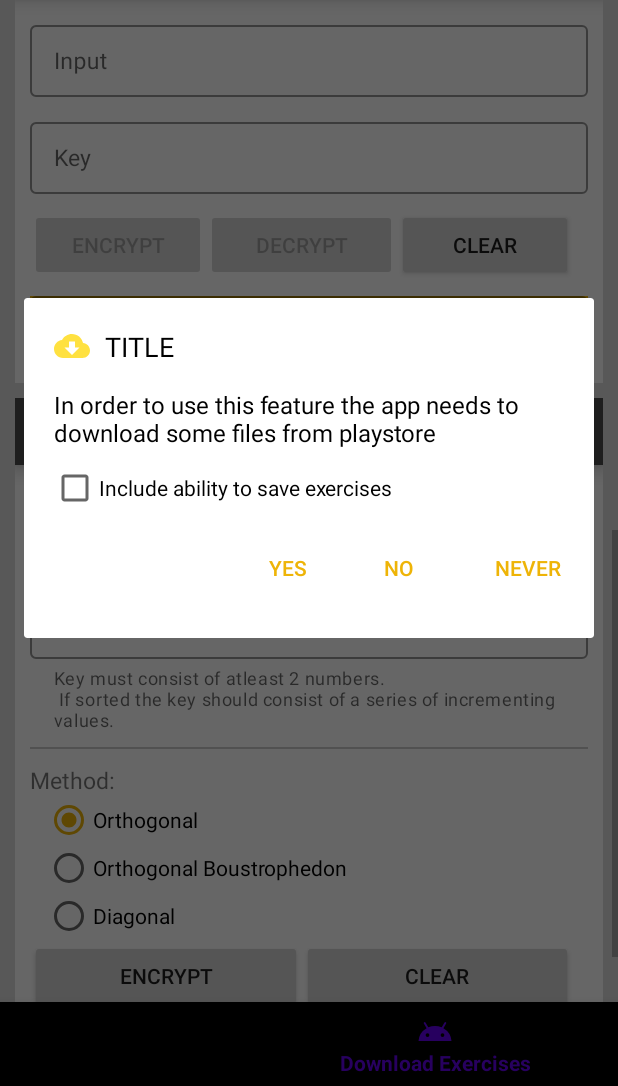
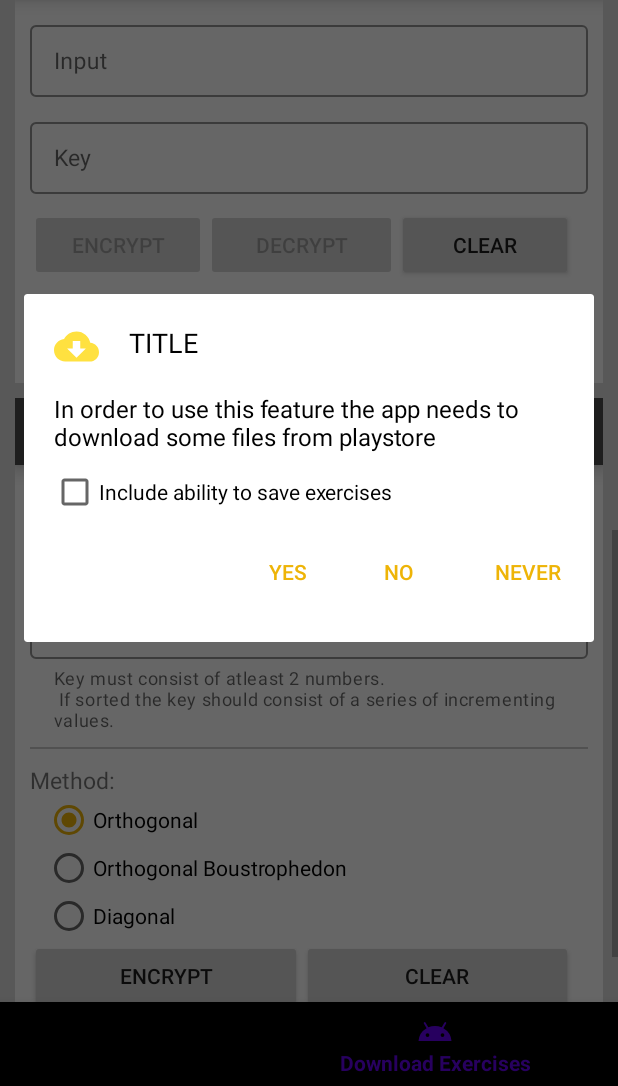
Before and after one commit to anjacrnec/Cryptographer, an Android app: the MainActivity screen opened directly, with no data from a screen before it, item 2 of the bottom bar chosen, scrolled down 996 dp, on a phone screen of 412 x 824 dp, the part 150-1236 px from its top. Run offline under Robolectric (Android 15) with nearby library versions, the phone set to English and light mode, and no system bars; plain views replace ExpandableLayout; 7 statements that could not run were skipped.

Commit message:
work on downloading process for exercise feature

```diff
--- a/app/src/main/java/com/appbundles/cryptographer/MainActivity.kt
+++ b/app/src/main/java/com/appbundles/cryptographer/MainActivity.kt
@@ -23,13 +23,16 @@ import kotlinx.android.synthetic.main.activity_main.*
 class MainActivity : BaseSplitActivity(),CustomDialog.OnClickListener {
 
 
+    private var sessionId:Int?=null
     private lateinit var cryptographerFragment:CryptographerFragment
     private lateinit var splitInstallManager:SplitInstallManager
     private lateinit var listener: SplitInstallStateUpdatedListener
     private lateinit var dialog: CustomDialog
+    private lateinit var dialogDownloading:CustomDialog
     private lateinit var viewModel: MainViewModel
     val TAG_CRYPTOGRAPHER_FRAGMENT = "cryptographer"
     val TAG_EXERCISES_FRAGMENT = "exercises"
+
 
     override fun onCreate(savedInstanceState: Bundle?) {
         super.onCreate(savedInstanceState)
@@ -77,21 +80,36 @@ class MainActivity : BaseSplitActivity(),CustomDialog.OnClickListener {
     private fun initViewModel(){
         viewModel = ViewModelProvider(this).get(MainViewModel::class.java)
 
+        viewModel.sessionIdValue.observe(this, Observer { sessionId ->
+            this.sessionId=sessionId
+        })
+
         viewModel.statusValue.observe(this, Observer {status->
+           val dialogDownloading:CustomDialog?= supportFragmentManager.findFragmentByTag(CustomDialog.DIALOG_DOWNLOADING.toString()) as CustomDialog?
             when(status){
-
                 SplitInstallSessionStatus.PENDING->{
-                   //showExercisesDownloadingDialog()
-                    Toast.makeText(this,"PENDING",Toast.LENGTH_SHORT).show()
+                    dialogDownloading?.setTitle(LanguageUtil.getResString(this,R.string.status_pending))
                 }
 
                 SplitInstallSessionStatus.DOWNLOADING->{
-                    Toast.makeText(this,"downloading",Toast.LENGTH_SHORT).show()
+                    dialogDownloading?.setTitle(LanguageUtil.getResString(this,R.string.status_downloading))
+                }
+
+                SplitInstallSessionStatus.INSTALLING->{
+                    dialogDownloading?.setTitle(LanguageUtil.getResString(this,R.string.status_installing))
                 }
 
                 SplitInstallSessionStatus.INSTALLED->{
-                   //dialog?.dismiss()
-                    Toast.makeText(this,"INSTALLED YAY",Toast.LENGTH_SHORT).show()
+                    dialogDownloading?.setTitle(LanguageUtil.getResString(this,R.string.status_installed))
+                    dialogDownloading?.setIcon(R.drawable.ic_placeholder)
+                }
+
+                SplitInstallSessionStatus.CANCELED->{
+                   // dialogDownloading?.setTitle(LanguageUtil.getResString(this,R.string.status_canceled))
+                }
+
+                SplitInstallSessionStatus.FAILED->{
+                    dialogDownloading?.setTitle(LanguageUtil.getResString(this,R.string.status_error))
                 }
             }
         })
@@ -159,15 +177,14 @@ class MainActivity : BaseSplitActivity(),CustomDialog.OnClickListener {
     }
 
     private fun showExercisesDownloadingDialog(){
-        dialog=CustomDialog.newInstance(
-            "Downloading",
+        dialogDownloading=CustomDialog.newInstance(
+            "Pending",
             "status",
             "hide",
             "cancel"
         )
-        dialog.isCancelable=false
-        dialog.show(supportFragmentManager,CustomDialog.DIALOG_DOWNLOADING.toString())
-
+        dialogDownloading.isCancelable=false
+        dialogDownloading.show(supportFragmentManager,CustomDialog.DIALOG_DOWNLOADING.toString())
     }
 
     private fun showExercisesDownloadDialog() {
@@ -181,7 +198,6 @@ class MainActivity : BaseSplitActivity(),CustomDialog.OnClickListener {
                 R.drawable.ic_download)
         dialog.isCancelable=false
         dialog.show(supportFragmentManager,CustomDialog.DIALOG_DOWNLOAD_EXERCISE.toString())
-
     }
 
 
@@ -234,6 +250,7 @@ class MainActivity : BaseSplitActivity(),CustomDialog.OnClickListener {
     override fun onDownloadExerciseYes(includeSave: Boolean) {
         dialog?.dismiss()
         viewModel.installExercises(splitInstallManager)
+        showExercisesDownloadingDialog()
     }
 
     override fun onDownloadExerciseNever() {
@@ -244,12 +261,14 @@ class MainActivity : BaseSplitActivity(),CustomDialog.OnClickListener {
     }
 
     override fun onDownloadingCancel() {
-
+        mainBottomNavigation.menu.findItem(R.id.navCryptography).isChecked=true
+        sessionId?.let { splitInstallManager.cancelInstall(it) }
+        dialogDownloading.dismiss()
     }
 
     override fun onDownloadingHide() {
         mainBottomNavigation.menu.findItem(R.id.navCryptography).isChecked=true
-        dialog?.dismiss()
+        dialogDownloading.dismiss()
     }
 
 }
--- a/app/src/main/java/com/appbundles/cryptographer/MainViewModel.kt
+++ b/app/src/main/java/com/appbundles/cryptographer/MainViewModel.kt
@@ -14,6 +14,9 @@ import com.google.android.play.core.tasks.OnFailureListener
 import com.google.android.play.core.tasks.OnSuccessListener
 
 class MainViewModel:ViewModel() {
+
+    private val sessionId = MutableLiveData<Int>()
+    val sessionIdValue: LiveData<Int> = sessionId
 
     private val status = MutableLiveData<Int>()
     val statusValue: LiveData<Int> = status
@@ -41,7 +44,7 @@ class MainViewModel:ViewModel() {
                     status.postValue(SplitInstallSessionStatus.INSTALLING)
                 }
 
-                SplitInstallSessionStatus.FAILED -> {
+                SplitInstallSessionStatus.FAILED, SplitInstallSessionStatus.UNKNOWN -> {
                     status.postValue(SplitInstallSessionStatus.FAILED)
                 }
             }
@@ -54,7 +57,7 @@ class MainViewModel:ViewModel() {
         splitInstallManager
             .startInstall(requestFeature)
             .addOnSuccessListener(OnSuccessListener<Int> {
-
+                sessionId.postValue(it)
             }
             )
             .addOnFailureListener(OnFailureListener {
--- a/app/src/main/res/layout/dialog_custom.xml
+++ b/app/src/main/res/layout/dialog_custom.xml
@@ -1,34 +1,31 @@
 <?xml version="1.0" encoding="utf-8"?>
-<androidx.constraintlayout.widget.ConstraintLayout
+<LinearLayout
     xmlns:android="http://schemas.android.com/apk/res/android"
     xmlns:app="http://schemas.android.com/apk/res-auto"
     xmlns:tools="http://schemas.android.com/tools"
     android:layout_width="match_parent"
     android:layout_height="wrap_content"
-   >
+    android:orientation="vertical">
 
 
-
+    <LinearLayout
+    android:layout_width="wrap_content"
+    android:layout_height="wrap_content">
     <ProgressBar
         android:id="@+id/dialog_progress"
         android:layout_width="30dp"
         android:layout_height="30dp"
         android:layout_marginTop="20dp"
         android:layout_marginStart="20dp"
-        app:layout_constraintStart_toStartOf="parent"
-        app:layout_constraintTop_toTopOf="parent"
-        app:layout_constraintEnd_toStartOf="@id/dialog_title"
         />
 
 
     <ImageView
         android:id="@+id/dialog_icon"
-        android:layout_width="wrap_content"
-        android:layout_height="wrap_content"
+        android:layout_width="30dp"
+        android:layout_height="30dp"
         android:layout_marginTop="20dp"
         android:layout_marginStart="20dp"
-        app:layout_constraintStart_toStartOf="parent"
-        app:layout_constraintTop_toTopOf="parent"
         tools:src="@drawable/ic_download" />
 
     <TextView
@@ -36,13 +33,13 @@
         android:layout_width="wrap_content"
         android:layout_height="wrap_content"
         android:layout_marginTop="20dp"
-        android:layout_marginStart="10dp"
+        android:layout_marginStart="20dp"
         android:textAllCaps="true"
         android:textColor="@android:color/black"
         android:textSize="18sp"
-        app:layout_constraintStart_toEndOf="@+id/dialog_icon"
-        app:layout_constraintTop_toTopOf="parent"
         tools:text="TITLE" />
+
+    </LinearLayout>
 
     <TextView
         android:id="@+id/dialog_body"
@@ -75,9 +72,8 @@
         android:layout_marginTop="10dp"
         android:layout_marginEnd="10dp"
         android:layout_marginBottom="20dp"
-        app:layout_constraintBottom_toBottomOf="parent"
-        app:layout_constraintEnd_toEndOf="parent"
-        app:layout_constraintTop_toBottomOf="@+id/dialog_checkbox">
+        android:layout_gravity="end"
+        >
 
         <Button
             android:id="@+id/dialog_option_one"
@@ -102,4 +98,4 @@
             android:layout_height="wrap_content"
             tools:text="three" />
     </LinearLayout>
-</androidx.constraintlayout.widget.ConstraintLayout>
+</LinearLayout>
--- a/app/src/main/res/values/strings.xml
+++ b/app/src/main/res/values/strings.xml
@@ -45,4 +45,11 @@
     <string name="exercises_download">Download Exercises</string>
     <!-- TODO: Remove or change this placeholder text -->
     <string name="hello_blank_fragment">Hello blank fragment</string>
+
+    <string name="status_downloading">Downloading</string>
+    <string name="status_pending">Pending</string>
+    <string name="status_installing">Installing</string>
+    <string name="status_installed">Installed</string>
+    <string name="status_canceled">Canceled</string>
+    <string name="status_error">Error</string>
 </resources>
```
Also changed, not shown: app/src/main/java/com/appbundles/cryptographer/CustomDialog.kt (+47 -2 lines).
